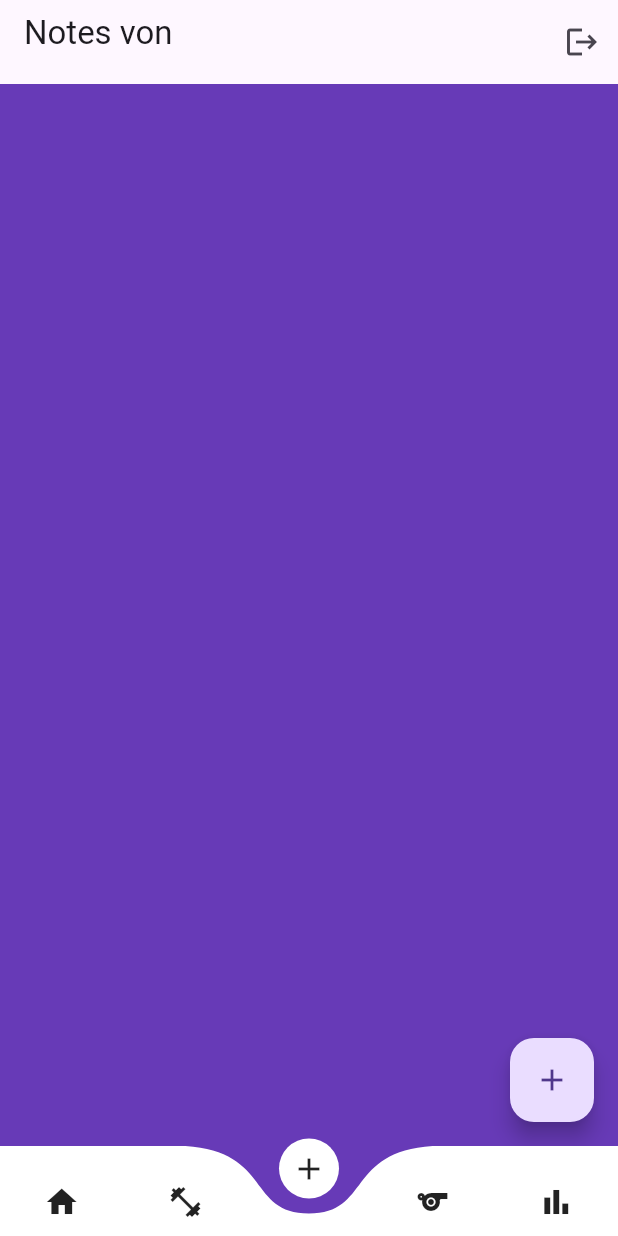
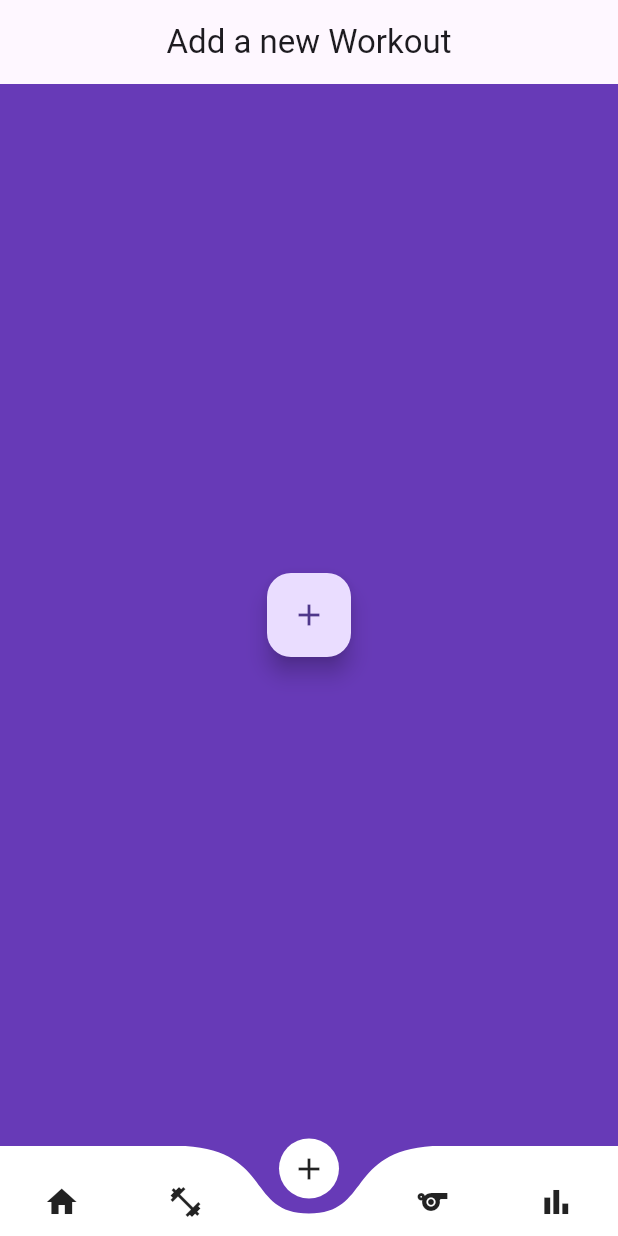
Before and after one commit to programmer2012/javelin_workout_tracker, a Flutter app: the screen it shows once a user with an empty profile is signed in, item 3 of the bottom bar chosen, on a phone screen of 412 x 824 dp. Run offline on Flutter 3.47's test engine with Material 3 defaults, Android fonts, the phone set to English and light mode, and no system bars; drawn by our look-alikes of curved_navigation_bar; our stand-ins replace cloud_firestore, firebase_auth, firebase_core, firebase_storage, fl_chart, google_fonts and 2 more; accounts and stored records are empty; network calls fail.

Commit message:
start working on tracker page

```diff
--- /dev/null
+++ b/lib/pages/add_workout_page.dart
@@ -0,0 +1,54 @@
+import 'package:flutter/material.dart';
+
+class AddWorkoutPage extends StatefulWidget {
+  const AddWorkoutPage({super.key});
+
+  @override
+  State<AddWorkoutPage> createState() => _AddWorkoutPageState();
+}
+
+class _AddWorkoutPageState extends State<AddWorkoutPage> {
+  bool toggleWorkout = true;
+
+  @override
+  Widget build(BuildContext context) {
+    toggleAddWorkout() {
+      toggleWorkout = !toggleWorkout;
+      setState(() {});
+    }
+
+    return Scaffold(
+      backgroundColor: Colors.deepPurple,
+      appBar: AppBar(
+        title: const Center(child: Text('Add a new Workout')),
+      ),
+      body: toggleWorkout
+          ? Center(
+              child: FloatingActionButton(
+                  onPressed: toggleAddWorkout, child: const Icon(Icons.add)),
+            )
+          : Center(
+              child: Container(
+                margin: EdgeInsets.symmetric(horizontal: 50, vertical: 50),
+                child: Column(
+                  crossAxisAlignment: CrossAxisAlignment.start,
+                  children: [
+                    Container(
+                      padding: EdgeInsets.symmetric(horizontal: 10),
+                      decoration: BoxDecoration(
+                          borderRadius: BorderRadius.circular(10),
+                          color: Colors.grey.shade200),
+                      child: Row(
+                          mainAxisAlignment: MainAxisAlignment.spaceBetween,
+                          children: [
+                            Text('Choose next exercise'),
+                            IconButton(onPressed: () {}, icon: Icon(Icons.add))
+                          ]),
+                    )
+                  ],
+                ),
+              ),
+            ),
+    );
+  }
+}
--- a/lib/pages/auth_pages/login_page.dart
+++ b/lib/pages/auth_pages/login_page.dart
@@ -184,7 +184,8 @@ class _LoginPageState extends State<LoginPage> {
                     // google button
                     SquareTile(
                       imgPath: 'lib/images/google.png',
-                      onTap: () => AuthService().signInWithGoogle(),
+                      onTap: () =>
+                          AuthService().signInWithGoogle(firstLogin: false),
                     ),
                   ],
                 ),
--- a/lib/pages/auth_pages/register_page.dart
+++ b/lib/pages/auth_pages/register_page.dart
@@ -1,9 +1,8 @@
-import 'package:firebase_auth/firebase_auth.dart';
 import 'package:flutter/material.dart';
 import 'package:javelin_workout_tracker/components/my_button.dart';
 import 'package:javelin_workout_tracker/components/my_textfield.dart';
 import 'package:javelin_workout_tracker/components/square_tile.dart';
-import 'package:javelin_workout_tracker/models/user.dart' as model;
+// import 'package:javelin_workout_tracker/models/user.dart' as model;
 import 'package:javelin_workout_tracker/services/auth_service.dart';
 
 class RegisterPage extends StatefulWidget {
@@ -139,7 +138,8 @@ class RegisterPageState extends State<RegisterPage> {
                     // google button
                     SquareTile(
                       imgPath: 'lib/images/google.png',
-                      onTap: () => AuthService().signInWithGoogle(),
+                      onTap: () =>
+                          AuthService().signInWithGoogle(firstLogin: true),
                     ),
                   ],
                 ),
--- a/lib/pages/home_page.dart
+++ b/lib/pages/home_page.dart
@@ -1,7 +1,7 @@
 import 'package:cloud_firestore/cloud_firestore.dart';
 import 'package:firebase_auth/firebase_auth.dart';
 import 'package:flutter/material.dart';
-import 'package:javelin_workout_tracker/services/auth_service.dart';
+import 'package:google_sign_in/google_sign_in.dart';
 import 'package:javelin_workout_tracker/services/firestore.dart';
 
 class HomePage extends StatefulWidget {
@@ -58,7 +58,8 @@ class _HomePageState extends State<HomePage> {
   // user logout method
   void signUserOut() {
     FirebaseAuth.instance.signOut();
-    AuthService().signOutWithUser();
+    GoogleSignIn().signOut();
+    // AuthService().signOutWithUser();
   }
 
   @override
--- a/lib/pages/main_view.dart
+++ b/lib/pages/main_view.dart
@@ -1,5 +1,8 @@
+import 'package:cloud_firestore/cloud_firestore.dart';
 import 'package:curved_navigation_bar/curved_navigation_bar.dart';
+import 'package:firebase_auth/firebase_auth.dart';
 import 'package:flutter/material.dart';
+import 'package:javelin_workout_tracker/pages/add_workout_page.dart';
 import 'package:javelin_workout_tracker/pages/home_page.dart';
 import 'package:javelin_workout_tracker/pages/overview_page.dart';
 
@@ -13,19 +16,43 @@ class MainView extends StatefulWidget {
 }
 
 class _MainViewState extends State<MainView> {
+  final FirebaseFirestore _firestore = FirebaseFirestore.instance;
+  final FirebaseAuth _auth = FirebaseAuth.instance;
+  var userData = {};
   int currentIndex = 0;
-  final screens = [
-    OverviewPage(),
-    HomePage(),
-    HomePage(),
-    HomePage(),
-    LineChartPage(
-      isShowingMainData: false,
-    ),
-  ];
+
+  @override
+  void initState() {
+    super.initState();
+    getData();
+  }
+
+  getData() async {
+    try {
+      var snap = await _firestore
+          .collection('users')
+          .doc(_auth.currentUser!.uid)
+          .get();
+      userData = snap.data()!;
+      setState(() {});
+    } catch (e) {
+      print('fehler');
+    }
+  }
 
   @override
   Widget build(BuildContext context) {
+    final screens = [
+      OverviewPage(
+        userData: userData,
+      ),
+      const HomePage(),
+      const AddWorkoutPage(),
+      const HomePage(),
+      const LineChartPage(
+        isShowingMainData: false,
+      ),
+    ];
     return Scaffold(
       backgroundColor: Colors.deepPurple,
       body: screens[currentIndex],
--- a/pubspec.yaml
+++ b/pubspec.yaml
@@ -41,6 +41,8 @@ dependencies:
   curved_navigation_bar: ^1.0.3
   google_fonts: ^6.1.0
   fl_chart: ^0.65.0
+  image_picker: ^1.0.4
+  firebase_storage: ^11.5.3
 
 dev_dependencies:
   flutter_test:
```
Also changed, not shown: lib/pages/overview_page.dart (+65 -13 lines), lib/services/auth_service.dart (+22 -12 lines), lib/services/storage_methods.dart (added, +21 -0 lines), lib/utils/utils.dart (added, +12 -0 lines), lib/images/user-regular.png (added), pubspec.lock, 6 other files.
